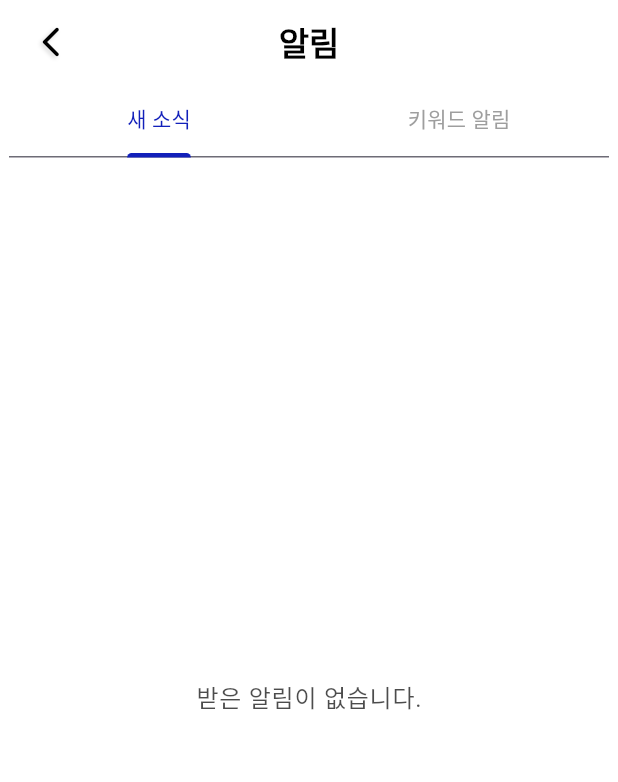
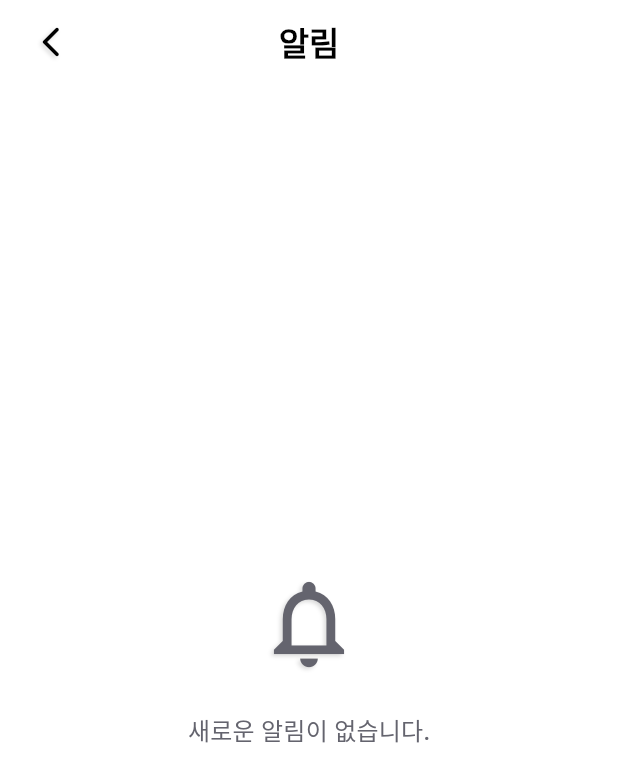
Before and after one commit to Database-team8/DB-TEAM6-FE, a Flutter app: the LoggedInScreen screen opened directly, scrolled down 576 dp, after a tap on the "notifications none" icon, on a phone screen of 412 x 824 dp. Shown: the top 782 px of the screen. Run offline on Flutter 3.47's test engine with Material 3 defaults, Android fonts, the phone set to English and light mode, and no system bars; our stand-ins replace get_it, google_maps_flutter; missing offline and left inert: flutter_multi_select_items; accounts and stored records are empty.

Commit message:
리팩토링, UI 개선 등

```diff
--- a/lib/data/services/repository_impls/condition_repository_impl.dart
+++ b/lib/data/services/repository_impls/condition_repository_impl.dart
@@ -16,7 +16,7 @@ class ConditionRepositoryImpl extends ConditionRepository{
         id: 1,
         itemTypeId: 1,
         userId: userId,
-        category: 'category'
+        status: 'category'
       )
     ];
   }
--- a/lib/ui/shared/widgets/post_board_widget.dart
+++ b/lib/ui/shared/widgets/post_board_widget.dart
@@ -286,7 +286,7 @@ class _PostBoardWidgetState extends State<PostBoardWidget> {
         } else if (snapshot.hasError) {
           return Padding(
             padding: const EdgeInsets.symmetric(vertical: 16.0),
-            child: Text('위치 목록을 불러오지 못했습니다.', style: theme.textTheme.bodySmall?.copyWith(color: theme.colorScheme.error)),
+            child: Text('카테고리 목록을 불러오지 못했습니다.', style: theme.textTheme.bodySmall?.copyWith(color: theme.colorScheme.error)),
           );
         } else if (snapshot.hasData) {
           final itemTypes = snapshot.data!;
--- /dev/null
+++ b/lib/ui/views/alarms/alarm_screen.dart
@@ -0,0 +1,131 @@
+import 'package:ajoufinder/ui/shared/widgets/alarm_list_widget.dart';
+import 'package:ajoufinder/ui/viewmodels/alarm_view_model.dart';
+import 'package:ajoufinder/ui/viewmodels/auth_view_model.dart';
+import 'package:flutter/material.dart';
+import 'package:provider/provider.dart';
+
+class AlarmScreen extends StatefulWidget {
+  const AlarmScreen({super.key});
+
+  @override
+  State<AlarmScreen> createState() => _AlarmScreenState();
+}
+
+class _AlarmScreenState extends State<AlarmScreen> {
+  @override
+  void initState() {
+    super.initState();
+    WidgetsBinding.instance.addPostFrameCallback((_) {
+      _fetchAlarms();
+    });
+  }
+
+  Future<void> _fetchAlarms() async {
+    final authViewModel = Provider.of<AuthViewModel>(context, listen: false);
+    if (authViewModel.userUid != null) {
+      await Provider.of<AlarmViewModel>(context, listen: false)
+          .fetchAlarms(uuid: authViewModel.userUid!);
+    } else {
+      print("User UID is null, cannot fetch alarms.");
+    }
+  }
+
+  @override
+  Widget build(BuildContext context) {
+    final theme = Theme.of(context);
+    final alarmViewModel = Provider.of<AlarmViewModel>(context);
+
+    return Scaffold(
+      backgroundColor: theme.colorScheme.surface,
+      appBar: AppBar(
+        iconTheme: theme.iconTheme.copyWith(color: theme.colorScheme.onSurface),
+        backgroundColor: theme.colorScheme.surface,
+        leading: IconButton(
+          icon: const Icon(Icons.arrow_back_ios_new_rounded),
+          onPressed: () => Navigator.of(context).pop(),
+        ),
+        centerTitle: true,
+        title: Text(
+          '알림',
+          style: TextStyle(
+            color: theme.colorScheme.onSurface,
+            fontWeight: FontWeight.bold,
+          ),
+        ),
+      ),
+      body: SafeArea(
+        child: _buildBody(context, alarmViewModel, theme),
+      ),
+    );
+  }
+
+  Widget _buildBody(BuildContext context, AlarmViewModel alarmViewModel, ThemeData theme) {
+    if (alarmViewModel.isLoading && alarmViewModel.alarms.isEmpty) {
+      return Center(
+        child: CircularProgressIndicator(
+          color: theme.colorScheme.primary,
+        ),
+      );
+    }
+
+    if (alarmViewModel.error != null) {
+      return Center(
+        child: Padding(
+          padding: const EdgeInsets.all(16.0),
+          child: Column(
+            mainAxisAlignment: MainAxisAlignment.center,
+            children: [
+              Icon(Icons.error_outline, color: theme.colorScheme.error, size: 48),
+              const SizedBox(height: 16),
+              Text(
+                alarmViewModel.error!,
+                style: theme.textTheme.bodyLarge
+                    ?.copyWith(color: theme.colorScheme.error),
+                textAlign: TextAlign.center,
+              ),
+              const SizedBox(height: 16),
+              ElevatedButton.icon(
+                icon: Icon(Icons.refresh, color: theme.colorScheme.onError),
+                label: Text('다시 시도',
+                    style: TextStyle(color: theme.colorScheme.onError)),
+                style: ElevatedButton.styleFrom(
+                    backgroundColor: theme.colorScheme.primary),
+                onPressed: _fetchAlarms,
+              )
+            ],
+          ),
+        ),
+      );
+    }
+
+    if (alarmViewModel.alarms.isEmpty) {
+      return Center(
+        child: Column(
+          mainAxisAlignment: MainAxisAlignment.center,
+          children: [
+            Icon(
+              Icons.notifications_none,
+              size: 70,
+              color: theme.colorScheme.onSurfaceVariant,
+            ),
+            const SizedBox(height: 24),
+            Text(
+              '새로운 알림이 없습니다.',
+              style: theme.textTheme.titleMedium?.copyWith(
+                color: theme.colorScheme.onSurfaceVariant,
+              ),
+            ),
+          ],
+        ),
+      );
+    }
+
+    return RefreshIndicator(
+      onRefresh: _fetchAlarms,
+      color: theme.colorScheme.primary,
+      child: AlarmListWidget(
+        alarms: alarmViewModel.alarms,
+      ),
+    );
+  }
+}
--- a/lib/ui/views/logged_in/logged_in_screen.dart
+++ b/lib/ui/views/logged_in/logged_in_screen.dart
@@ -14,7 +14,7 @@ import 'package:ajoufinder/ui/viewmodels/page_view_model.dart';
 import 'package:ajoufinder/ui/views/account/account_screen.dart';
 import 'package:ajoufinder/ui/views/home/home_screen.dart';
 import 'package:ajoufinder/ui/views/map/map_screen.dart';
-import 'package:ajoufinder/ui/views/notifications/notifications_tab_screen.dart';
+import 'package:ajoufinder/ui/views/alarms/alarm_screen.dart';
 import 'package:flutter/material.dart';
 import 'package:provider/provider.dart';
 
@@ -181,7 +181,7 @@ class _LoggedInScreenState extends State<LoggedInScreen> {
                     builder: (context) => Center(
                       child: ConstrainedBox(
                         constraints: BoxConstraints(maxWidth: 400),
-                        child: NotificationsTabScreen(),
+                        child: AlarmScreen(),
                         ),
                     ),
                   )
--- a/lib/ui/views/notifications/alarm_screen.dart
+++ /dev/null
@@ -1,89 +0,0 @@
-import 'package:ajoufinder/ui/shared/widgets/alarm_list_widget.dart';
-import 'package:ajoufinder/ui/viewmodels/alarm_view_model.dart';
-import 'package:ajoufinder/ui/viewmodels/auth_view_model.dart';
-import 'package:flutter/material.dart';
-import 'package:provider/provider.dart';
-
-class AlarmScreen extends StatefulWidget {
-  const AlarmScreen({super.key});
-
-  @override
-  State<AlarmScreen> createState() => _AlarmScreenState();
-}
-
-class _AlarmScreenState extends State<AlarmScreen> {
-
-  @override
-  void initState() {
-    super.initState();
-
-    WidgetsBinding.instance.addPostFrameCallback((_) {
-      _fetchAlarms();
-    });
-  }
-
-  Future<void> _fetchAlarms() async {
-    final authViewModel = Provider.of<AuthViewModel>(context, listen: false);
-    await Provider.of<AlarmViewModel>(context, listen:false).fetchAlarms(uuid: authViewModel.userUid!);
-  }
-
-  @override
-  Widget build(BuildContext context) {
-    final theme = Theme.of(context);
-
-    return Scaffold(
-      backgroundColor: theme.colorScheme.surface,
-      body: SafeArea(
-        child: _buildBody(context),
-        ),
-    );
-  }
-
-  Widget _buildBody(BuildContext context) {
-    final alarmViewModel = Provider.of<AlarmViewModel>(context);
-    final theme = Theme.of(context);
-
-    if (alarmViewModel.isLoading &&  alarmViewModel.alarms.isEmpty) {
-      return Center(
-        child: CircularProgressIndicator(
-          color: theme.colorScheme.primary,
-        ),
-      );
-    }
-
-    if (alarmViewModel.error != null) {
-      return Center(
-        child: Padding(
-          padding: const EdgeInsets.all(16.0),
-          child: Column(
-            mainAxisAlignment: MainAxisAlignment.center,
-            children: [
-              Icon(Icons.error_outline, color: theme.colorScheme.error, size: 48),
-              const SizedBox(height: 16),
-              Text(
-                alarmViewModel.error!,
-                style: theme.textTheme.bodyLarge?.copyWith(color: theme.colorScheme.error),
-                textAlign: TextAlign.center,
-              ),
-              const SizedBox(height: 16),
-              ElevatedButton.icon(
-                icon: Icon(Icons.refresh, color: theme.colorScheme.onError),
-                label: Text('다시 시도', style: TextStyle(color: theme.colorScheme.onError)),
-                style: ElevatedButton.styleFrom(backgroundColor: theme.colorScheme.primary),
-                onPressed: _fetchAlarms,
-              )
-            ],
-          ),
-        ),
-      );
-    }
-
-    return RefreshIndicator(
-      onRefresh: _fetchAlarms,
-      color: theme.colorScheme.primary,
-      child: AlarmListWidget(
-        alarms: alarmViewModel.alarms,
-      ),
-    );
-  }
-}
--- a/lib/ui/views/notifications/notifications_tab_screen.dart
+++ /dev/null
@@ -1,50 +0,0 @@
-import 'package:ajoufinder/ui/views/notifications/condition_screen.dart';
-import 'package:ajoufinder/ui/views/notifications/alarm_screen.dart';
-import 'package:flutter/material.dart';
-
-class NotificationsTabScreen extends StatelessWidget {
-  const NotificationsTabScreen({super.key});
-
-  @override
-  Widget build(BuildContext context) {
-    final theme = Theme.of(context);
-
-    return DefaultTabController(
-      length: 2,
-      child: Scaffold(
-        appBar: AppBar(
-          iconTheme: theme.iconTheme,
-          backgroundColor: theme.colorScheme.surface,
-          leading: IconButton(
-            icon: Icon(Icons.arrow_back_ios_new_rounded),
-            onPressed: () => Navigator.of(context).pop(),
-          ),
-          centerTitle: true,
-          title: Text(
-            '알림',
-            style: TextStyle(
-              color: theme.colorScheme.onSurface,
-              fontWeight: FontWeight.bold,
-            ),
-          ),
-          bottom: TabBar(
-            labelColor: theme.colorScheme.primary,
-            unselectedLabelColor: Colors.grey,
-            indicatorColor: theme.colorScheme.primary,
-            indicatorWeight: 3,
-            tabs: const [
-              Tab(text: '새 소식'),
-              Tab(text: '키워드 알림'),
-            ],
-          ),
-        ),
-        body: const TabBarView(
-          children: [
-            AlarmScreen(),
-            ConditionScreen(),
-          ],
-        ),
-      ),
-    );
-  }
-}
```
Also changed, not shown: lib/domain/entities/condition.dart (+4 -4 lines), lib/ui/shared/widgets/condition_list_widget.dart (+105 -34 lines), lib/ui/shared/widgets/keywords_setting_screen.dart (+26 -5 lines), lib/ui/views/conditions/condition_screen.dart (renamed from lib/ui/views/notifications/condition_screen.dart).
